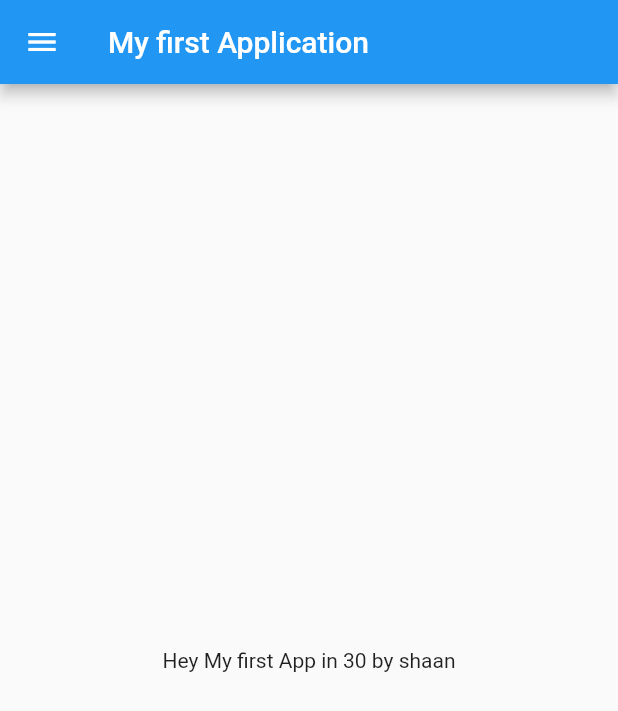
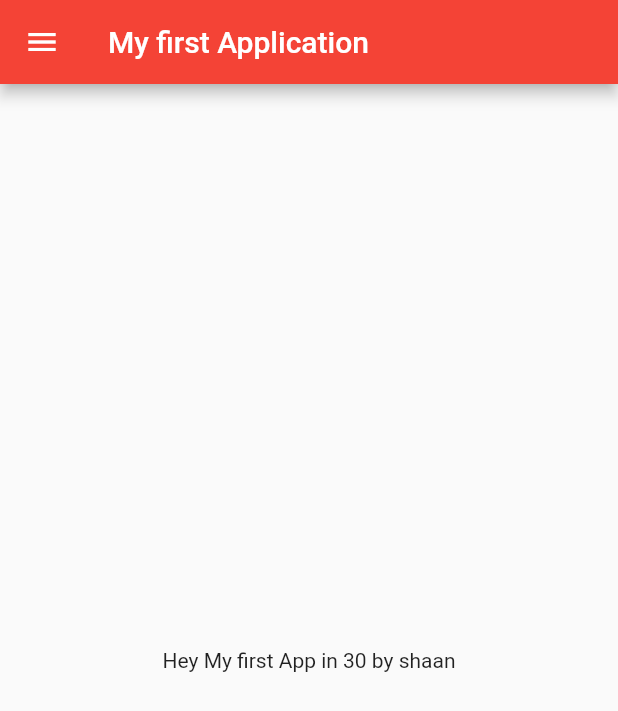
Before and after one commit to notshaangoswami/30daysofflutter, a Flutter app: the screen it shows after launch, on a phone screen of 412 x 824 dp. Shown: the top 711 px of the screen. Run offline on Flutter 3.47's test engine with Material 2 defaults, Android fonts, the phone set to English and light mode, and no system bars.

Commit message:
day3 completed

```diff
--- a/lib/main.dart
+++ b/lib/main.dart
@@ -1,6 +1,7 @@
 import 'package:flutter/material.dart';
-import 'package:flutter_application_1/home_page.dart';
-import './home_page.dart';
+import 'package:flutter_application_1/pages/home_page.dart';
+import 'pages/home_page.dart';
+import './pages/login_page.dart';
 
 void main() {
   runApp(MyApp());
@@ -12,6 +13,18 @@ class MyApp extends StatelessWidget {
     //var days = 5;//var can take any value string or int etc
     //var Dayname = "tuesday";
 
-    return MaterialApp(home: Homepage());
+    return MaterialApp(
+      themeMode: ThemeMode.light,
+      theme: ThemeData(primarySwatch: Colors.red),
+      darkTheme: ThemeData(
+        brightness: Brightness.dark,
+        primarySwatch: Colors.green,
+      ),
+      initialRoute: "/home",
+      routes: {
+        "/": (context) => LoginPage(),
+        "/home": (context) => HomePage(),
+      },
+    );
   }
 }
--- a/lib/home_page.dart
+++ b/lib/pages/home_page.dart
@@ -1,8 +1,6 @@
 import 'package:flutter/material.dart';
 
-class Homepage extends StatelessWidget {
-  const Homepage({Key? key}) : super(key: key);
-
+class HomePage extends StatelessWidget {
   @override
   Widget build(BuildContext context) {
     final int day = 30;
```
Also changed, not shown: lib/pages/login_page.dart (added, +20 -0 lines).
